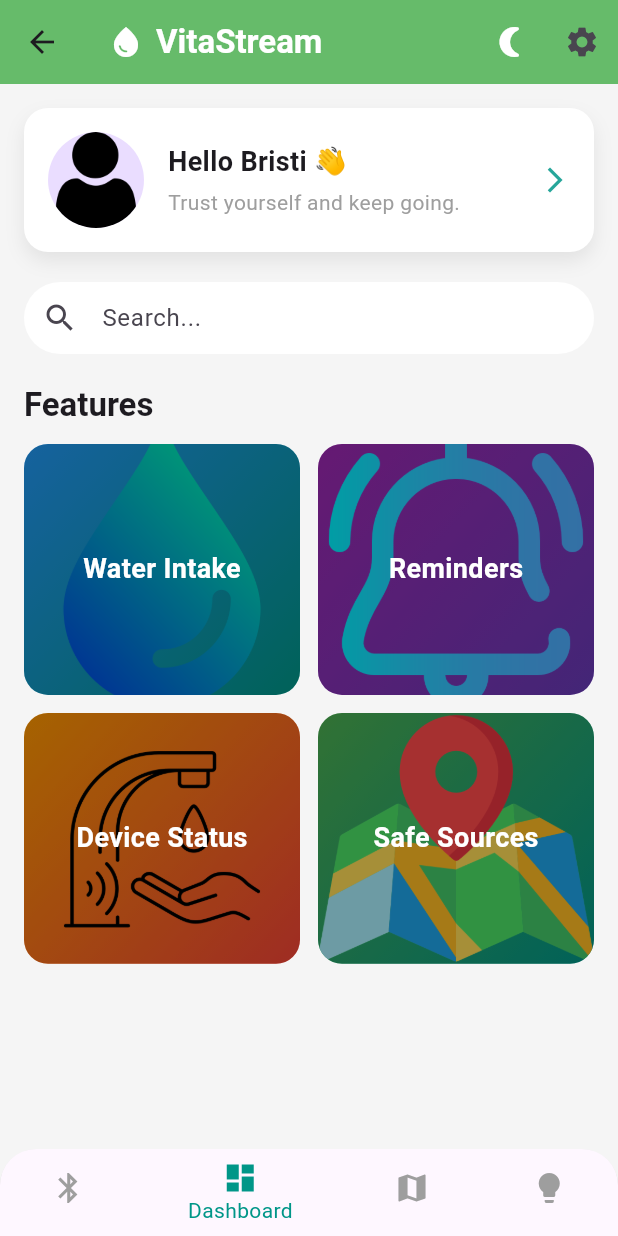
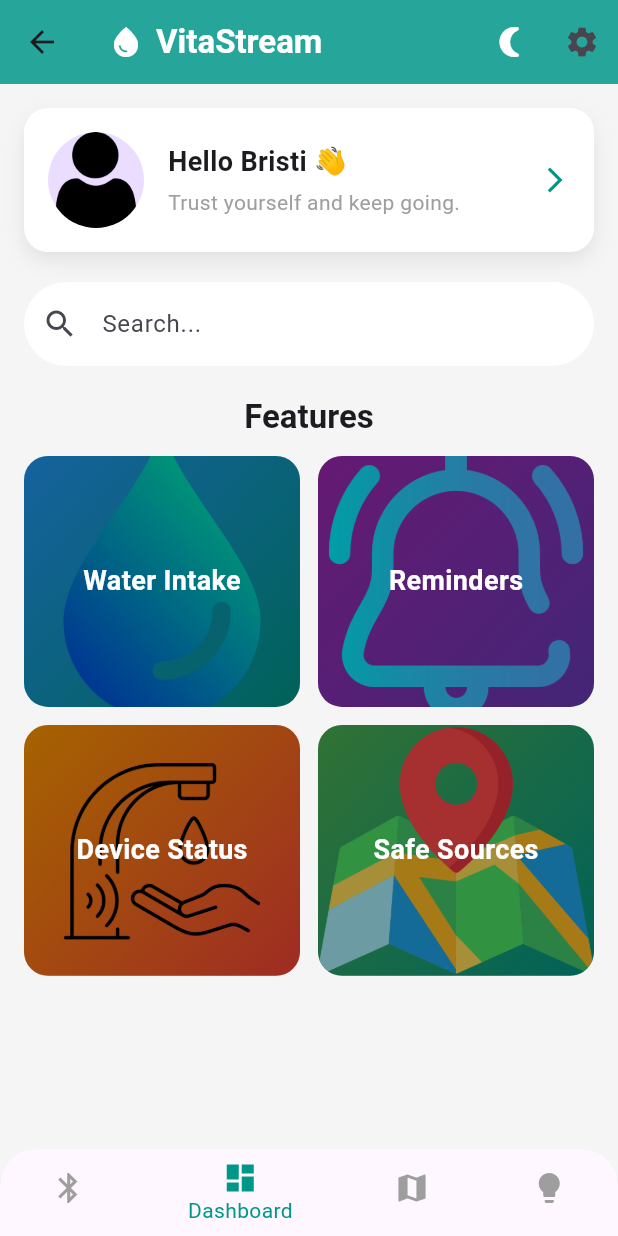
Before and after one commit to bristisamanta/vita-stream-fronted, a Flutter app: the DashboardScreen screen opened by its route, on a phone screen of 412 x 824 dp. Run offline on Flutter 3.47's test engine with Material 3 defaults, Android fonts, the light colour scheme and no system bars; our stand-ins replace animated_background, flutter_svg, geolocator, google_maps_flutter, image_picker, lottie and 2 more; accounts and stored records are empty.

Commit message:
dashboard connected

```diff
--- a/lib/main.dart
+++ b/lib/main.dart
@@ -1,6 +1,8 @@
 import 'package:flutter/material.dart';
 import 'package:provider/provider.dart';
 import 'theme_state.dart';
+
+// Screens
 import 'screens/splash_screen.dart';
 import 'screens/onboarding_login_screen.dart';
 import 'screens/login_screen.dart';
@@ -37,13 +39,18 @@ class MyApp extends StatelessWidget {
         brightness: Brightness.dark,
         primarySwatch: Colors.teal,
       ),
-      // Start with SplashScreen
-      home: const SplashScreen(),
+
+      // ✅ Start with SplashScreen
+      initialRoute: '/',
       routes: {
+        '/': (context) => const SplashScreen(),
         '/onboarding': (context) => const OnboardingLoginScreen(),
         '/login': (context) => const LoginScreen(),
         '/signup': (context) => const SignupScreen(),
+
+        // ✅ Your real dashboard with bottom navigation
         '/dashboard': (context) => const DashboardScreen(),
+
         '/settings': (context) => const SettingsScreen(),
         '/tips': (context) => const TipsScreen(),
         '/profile': (context) => const ProfileScreen(),
--- a/lib/screens/dashboard_screen.dart
+++ b/lib/screens/dashboard_screen.dart
@@ -1,6 +1,9 @@
 import 'package:flutter/material.dart';
 import 'package:provider/provider.dart';
 import '../theme_state.dart';
+import 'pairing_screen.dart';
+import 'map_screen.dart';
+import 'tips_screen.dart';
 
 class DashboardScreen extends StatefulWidget {
   const DashboardScreen({super.key});
@@ -10,36 +13,42 @@ class DashboardScreen extends StatefulWidget {
 }
 
 class _DashboardScreenState extends State<DashboardScreen> {
-  int _selectedIndex = 1; // Default Dashboard index
-
-  final List<Widget> _pages = [
-    const Center(child: Text("Pairing Screen Placeholder")),
-    const Center(child: Text("Dashboard Screen Placeholder")),
-    const Center(child: Text("Map Screen Placeholder")),
-    const Center(child: Text("Tips Screen Placeholder")),
-  ];
+  int _selectedIndex = 1; // Default = Dashboard
 
   @override
   Widget build(BuildContext context) {
     final themeProvider = Provider.of<ThemeProvider>(context);
 
+    final List<Widget> _pages = [
+      const PairingScreen(),
+      _buildDashboardPage(themeProvider),
+      const MapScreen(),
+      const TipsScreen(),
+    ];
+
+    final List<String> _titles = [
+      "Pair Device",
+      "VitaStream",
+      "Safe Water Sources",
+      "Tips",
+    ];
+
     return Scaffold(
-      backgroundColor: themeProvider.isDarkMode
-          ? Colors.black
-          : Colors.grey[100],
+      backgroundColor:
+          themeProvider.isDarkMode ? Colors.black : Colors.grey[100],
 
       appBar: AppBar(
         backgroundColor: themeProvider.isDarkMode
             ? Colors.black
-            : Colors.green.shade400,
+            : Colors.teal.shade400,
         elevation: 0,
         title: Row(
-          children: const [
-            Icon(Icons.water_drop, color: Colors.white),
-            SizedBox(width: 8),
+          children: [
+            const Icon(Icons.water_drop, color: Colors.white),
+            const SizedBox(width: 8),
             Text(
-              "VitaStream",
-              style: TextStyle(
+              _titles[_selectedIndex],
+              style: const TextStyle(
                 color: Colors.white,
                 fontWeight: FontWeight.bold,
               ),
@@ -60,78 +69,14 @@ class _DashboardScreenState extends State<DashboardScreen> {
         ],
       ),
 
-      body: SingleChildScrollView(
-        padding: const EdgeInsets.all(16),
-        child: Column(
-          crossAxisAlignment: CrossAxisAlignment.start,
-          children: [
-            // 🔹 Profile Section
-            _buildProfileCard(themeProvider),
-
-            const SizedBox(height: 20),
-
-            // 🔹 Search Bar
-            TextField(
-              decoration: InputDecoration(
-                hintText: "Search...",
-                prefixIcon: const Icon(Icons.search),
-                filled: true,
-                fillColor: themeProvider.isDarkMode
-                    ? Colors.grey[850]
-                    : Colors.white,
-                contentPadding: const EdgeInsets.symmetric(
-                  vertical: 0,
-                  horizontal: 16,
-                ),
-                border: OutlineInputBorder(
-                  borderRadius: BorderRadius.circular(30),
-                  borderSide: BorderSide.none,
-                ),
-              ),
+      body: AnimatedSwitcher(
+        duration: const Duration(milliseconds: 400),
+        transitionBuilder: (child, animation) {
+          return FadeTransition(opacity: animation, child: child);
+        },
+        child: _pages[_selectedIndex],
       ),
 
-            const SizedBox(height: 20),
-
-            // 🔹 Features Section
-            Text(
-              "Features",
-              style: Theme.of(
-                context,
-              ).textTheme.titleLarge!.copyWith(fontWeight: FontWeight.bold),
-            ),
-            const SizedBox(height: 12),
-
-            GridView.count(
-              crossAxisCount: 2,
-              shrinkWrap: true,
-              physics: const NeverScrollableScrollPhysics(),
-              childAspectRatio: 1.1,
-              crossAxisSpacing: 12,
-              mainAxisSpacing: 12,
-              children: [
-                _buildFeatureCard("assets/images/water.png", "Water Intake", [
-                  Colors.blue,
-                  Colors.teal,
-                ]),
-                _buildFeatureCard("assets/images/alarm.png", "Reminders", [
-                  Colors.purple,
-                  Colors.deepPurple,
-                ]),
-                _buildFeatureCard("assets/images/device.png", "Device Status", [
-                  Colors.orange,
-                  Colors.red,
-                ]),
-                _buildFeatureCard("assets/images/map.png", "Safe Sources", [
-                  Colors.green,
-                  Colors.teal,
-                ]),
-              ],
-            ),
-          ],
-        ),
-      ),
-
-      // 🔹 Bottom Navigation
       bottomNavigationBar: ClipRRect(
         borderRadius: const BorderRadius.only(
           topLeft: Radius.circular(24),
@@ -143,20 +88,73 @@ class _DashboardScreenState extends State<DashboardScreen> {
           selectedItemColor: Colors.teal,
           unselectedItemColor: Colors.grey,
           items: const [
-            BottomNavigationBarItem(icon: Icon(Icons.bluetooth), label: "Pair"),
             BottomNavigationBarItem(
-              icon: Icon(Icons.dashboard),
-              label: "Dashboard",
-            ),
+                icon: Icon(Icons.bluetooth), label: "Pair"),
+            BottomNavigationBarItem(
+                icon: Icon(Icons.dashboard), label: "Dashboard"),
             BottomNavigationBarItem(icon: Icon(Icons.map), label: "Map"),
-            BottomNavigationBarItem(icon: Icon(Icons.lightbulb), label: "Tips"),
+            BottomNavigationBarItem(
+                icon: Icon(Icons.lightbulb), label: "Tips"),
           ],
         ),
       ),
     );
   }
 
-  // 🔹 Profile Card
+  // ✅ Dashboard Page
+  Widget _buildDashboardPage(ThemeProvider themeProvider) {
+    return SingleChildScrollView(
+      key: const ValueKey("dashboard"),
+      padding: const EdgeInsets.all(16),
+      child: Column(
+        children: [
+          _buildProfileCard(themeProvider),
+          const SizedBox(height: 20),
+          TextField(
+            decoration: InputDecoration(
+              hintText: "Search...",
+              prefixIcon: const Icon(Icons.search),
+              filled: true,
+              fillColor: themeProvider.isDarkMode
+                  ? Colors.grey[850]
+                  : Colors.white,
+              border: OutlineInputBorder(
+                borderRadius: BorderRadius.circular(30),
+                borderSide: BorderSide.none,
+              ),
+            ),
+          ),
+          const SizedBox(height: 20),
+          Text("Features",
+              style: Theme.of(context)
+                  .textTheme
+                  .titleLarge!
+                  .copyWith(fontWeight: FontWeight.bold)),
+          const SizedBox(height: 12),
+          GridView.count(
+            crossAxisCount: 2,
+            shrinkWrap: true,
+            physics: const NeverScrollableScrollPhysics(),
+            childAspectRatio: 1.1,
+            crossAxisSpacing: 12,
+            mainAxisSpacing: 12,
+            children: [
+              _buildFeatureCard("assets/images/water.png", "Water Intake",
+                  [Colors.blue, Colors.teal]),
+              _buildFeatureCard("assets/images/alarm.png", "Reminders",
+                  [Colors.purple, Colors.deepPurple]),
+              _buildFeatureCard("assets/images/device.png", "Device Status",
+                  [Colors.orange, Colors.red]),
+              _buildFeatureCard("assets/images/map.png", "Safe Sources",
+                  [Colors.green, Colors.teal]),
+            ],
+          ),
+        ],
+      ),
+    );
+  }
+
+  // ✅ Profile Card
   Widget _buildProfileCard(ThemeProvider themeProvider) {
     return GestureDetector(
       onTap: () => Navigator.pushNamed(context, "/profile"),
@@ -184,38 +182,29 @@ class _DashboardScreenState extends State<DashboardScreen> {
               child: Column(
                 crossAxisAlignment: CrossAxisAlignment.start,
                 children: const [
-                  Text(
-                    "Hello Bristi 👋",
-                    style: TextStyle(fontSize: 18, fontWeight: FontWeight.bold),
-                  ),
+                  Text("Hello Bristi 👋",
+                      style:
+                          TextStyle(fontSize: 18, fontWeight: FontWeight.bold)),
                   SizedBox(height: 4),
-                  Text(
-                    "Trust yourself and keep going.",
-                    style: TextStyle(fontSize: 14, color: Colors.grey),
-                  ),
+                  Text("Trust yourself and keep going.",
+                      style: TextStyle(fontSize: 14, color: Colors.grey)),
                 ],
               ),
             ),
-            Icon(
-              Icons.arrow_forward_ios,
-              color: Colors.teal.shade400,
-              size: 20,
-            ),
+            Icon(Icons.arrow_forward_ios, color: Colors.teal, size: 20),
           ],
         ),
       ),
     );
   }
 
-  // 🔹 Feature Card with Image + Gradient
+  // ✅ Feature Card
   Widget _buildFeatureCard(
-    String imagePath,
-    String title,
-    List<Color> gradientColors,
-  ) {
+      String imagePath, String title, List<Color> gradientColors) {
     return InkWell(
       onTap: () {},
-      borderRadius: BorderRadius.circular(16),
+      child: MouseRegion(
+        cursor: SystemMouseCursors.click,
         child: AnimatedContainer(
           duration: const Duration(milliseconds: 300),
           decoration: BoxDecoration(
@@ -229,19 +218,15 @@ class _DashboardScreenState extends State<DashboardScreen> {
               image: AssetImage(imagePath),
               fit: BoxFit.cover,
               colorFilter: ColorFilter.mode(
-              Colors.black.withOpacity(0.35),
-              BlendMode.darken,
-            ),
+                  Colors.black.withOpacity(0.35), BlendMode.darken),
             ),
           ),
           child: Center(
-          child: Text(
-            title,
+            child: Text(title,
                 style: const TextStyle(
                     color: Colors.white,
                     fontSize: 18,
-              fontWeight: FontWeight.bold,
-            ),
+                    fontWeight: FontWeight.bold)),
           ),
         ),
       ),
```
Lines whose indentation alone changed are shown as unchanged.
